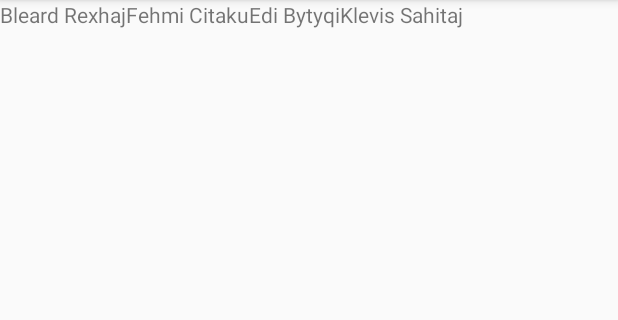
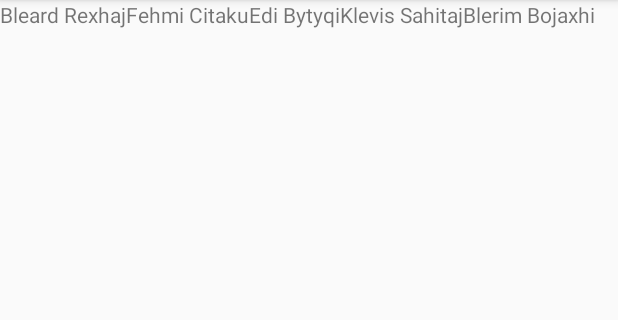
Before and after one commit to bleardrexhaj/MobiShopFinder, an Android app: the screen it shows after launch (MainActivity), on a phone screen of 412 x 824 dp, the part 84-404 px from its top. Run offline under Robolectric (Android 15) with nearby library versions, the light colour scheme and no system bars.

Commit message:
Bleerim Bojaxhi

```diff
--- a/app/src/main/res/layout/activity_main.xml
+++ b/app/src/main/res/layout/activity_main.xml
@@ -31,4 +31,9 @@
         android:layout_height="wrap_content"
         android:text="Klevis Sahitaj" />
 
+
+    <TextView
+        android:layout_width="wrap_content"
+        android:layout_height="wrap_content"
+        android:text="Blerim Bojaxhi" />
 </LinearLayout>
```
